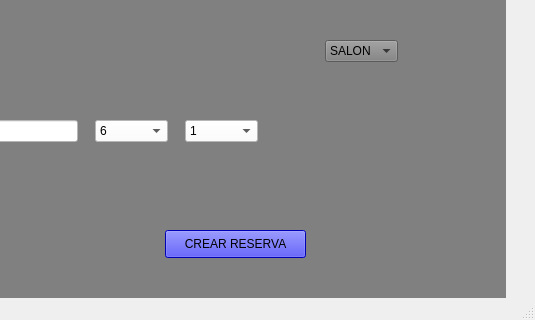
Before: the Qt Designer form frontend/vistas/nuevaReserva/nuevaReserva.ui in Johnatanvq/pooAPP, drawn with Qt 5; both pictures show x 265 to 800 and y 280 to 600 of the 800 by 600 pixel window.
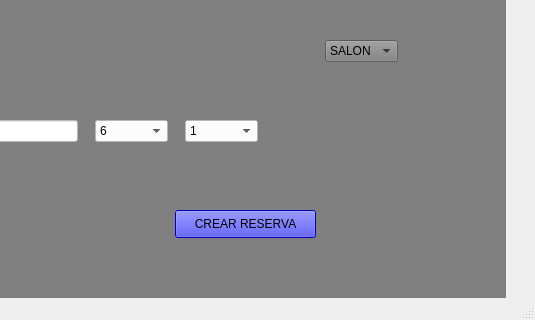
After: the same form once the commit is applied.

The edit to the form file:
```diff
--- a/frontend/vistas/nuevaReserva/nuevaReserva.ui
+++ b/frontend/vistas/nuevaReserva/nuevaReserva.ui
@@ -1476,8 +1476,8 @@
     <widget class="QPushButton" name="crear_bt_reserva">
      <property name="geometry">
       <rect>
-       <x>420</x>
-       <y>500</y>
+       <x>430</x>
+       <y>480</y>
        <width>141</width>
        <height>28</height>
       </rect>
```
Left out of the diff: 2 changed lines with no effect on the pictures.
